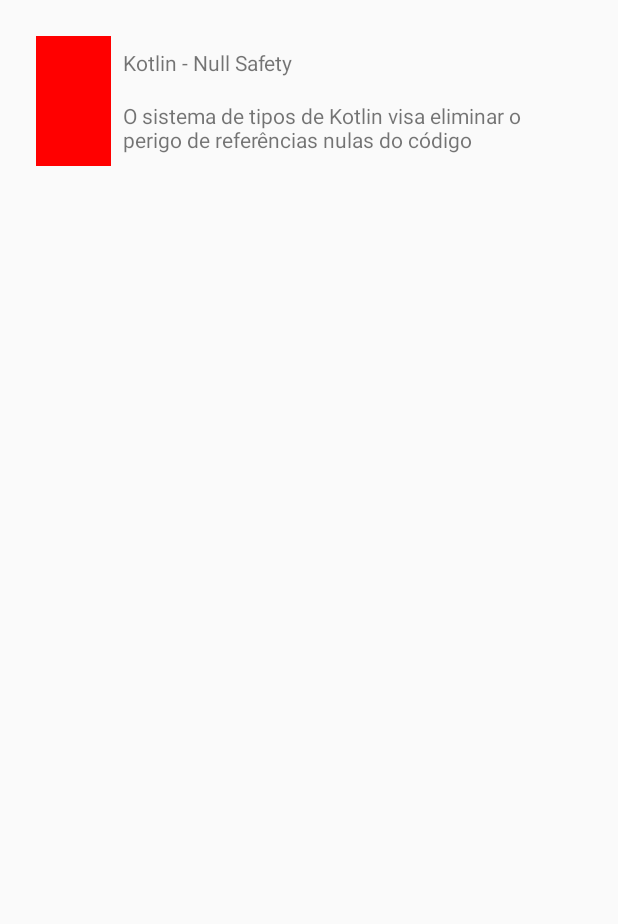
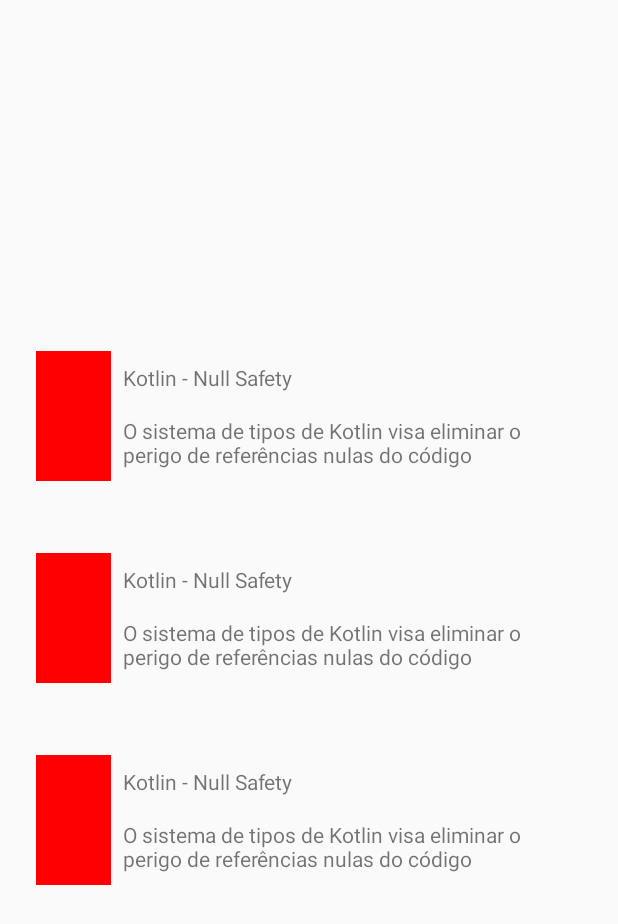
Before and after one commit to LiviaNakashima/What-Did-I-Learn, an Android app: the layout activity_main.xml on its own in the app's theme, with its tools: preview values and no code run, on a phone screen of 412 x 824 dp. Shown: the top 924 px of the screen. Run offline under Robolectric (Android 15) with nearby library versions, the phone set to English and light mode, and no system bars.

```diff
--- a/app/src/main/java/br/com/wcc/whatdidilearn/data/ItemLearnedDao.kt
+++ b/app/src/main/java/br/com/wcc/whatdidilearn/data/ItemLearnedDao.kt
@@ -1,5 +1,6 @@
 package br.com.wcc.whatdidilearn.data
 
+import androidx.lifecycle.LiveData
 import androidx.room.Dao
 import androidx.room.Insert
 import androidx.room.Query
@@ -8,8 +9,8 @@ import br.com.wcc.whatdidilearn.entities.ItemLearned
 @Dao
 interface ItemLearnedDao {
     @Query("SELECT * FROM learned_item ORDER BY item_title ASC")
-    fun getAll(): List<ItemLearned>
+    fun getAll(): LiveData<List<ItemLearned>>
 
     @Insert
-    fun insert(item: ItemLearned)
+    suspend fun insert(item: ItemLearned)
 }
--- a/app/src/main/res/layout/activity_main.xml
+++ b/app/src/main/res/layout/activity_main.xml
@@ -10,7 +10,7 @@
         android:id="@+id/items_recycler_view"
         tools:listitem="@layout/item_learned"
         android:layout_width="0dp"
-        android:layout_height="0dp"
+        android:layout_height="wrap_content"
         app:layout_constraintBottom_toBottomOf="parent"
         app:layout_constraintEnd_toEndOf="parent"
         app:layout_constraintStart_toStartOf="parent"
--- a/app/src/main/res/layout/item_learned.xml
+++ b/app/src/main/res/layout/item_learned.xml
@@ -3,7 +3,7 @@
     xmlns:app="http://schemas.android.com/apk/res-auto"
     xmlns:tools="http://schemas.android.com/tools"
     android:layout_width="match_parent"
-    android:layout_height="match_parent"
+    android:layout_height="wrap_content"
     android:padding="@dimen/container_padding">
 
     <TextView
```
Also changed, not shown: app/src/main/java/br/com/wcc/whatdidilearn/data/DatabaseItems.kt (+4 -4 lines), app/src/main/java/br/com/wcc/whatdidilearn/view/MainActivity.kt (+11 -4 lines).
